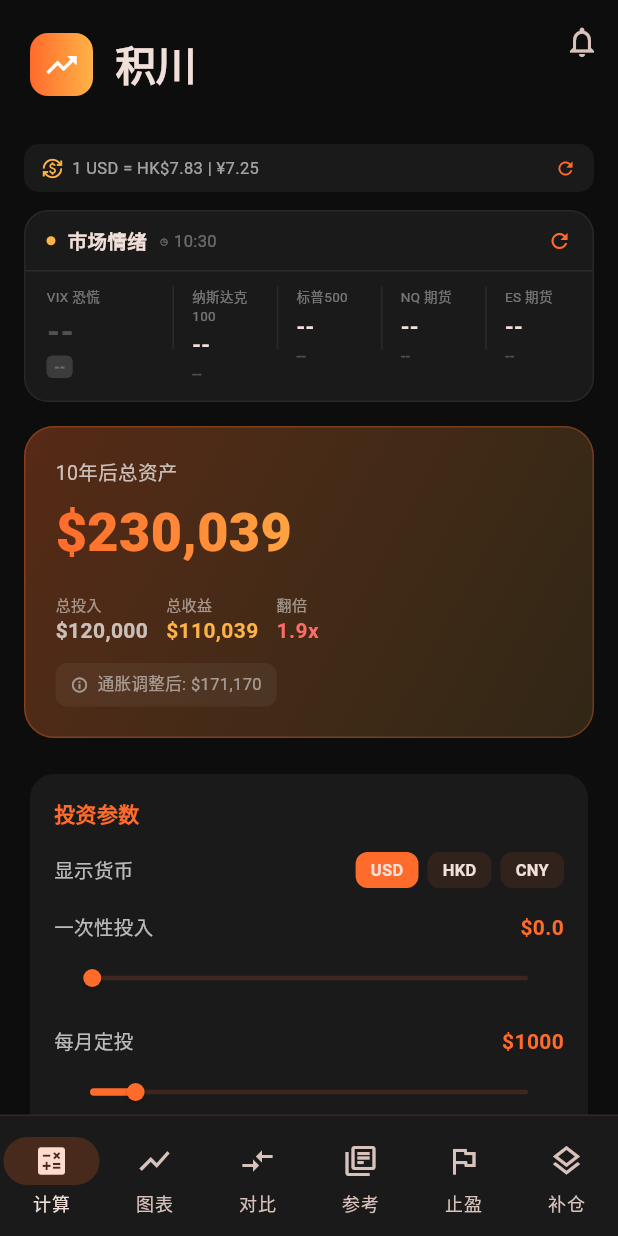
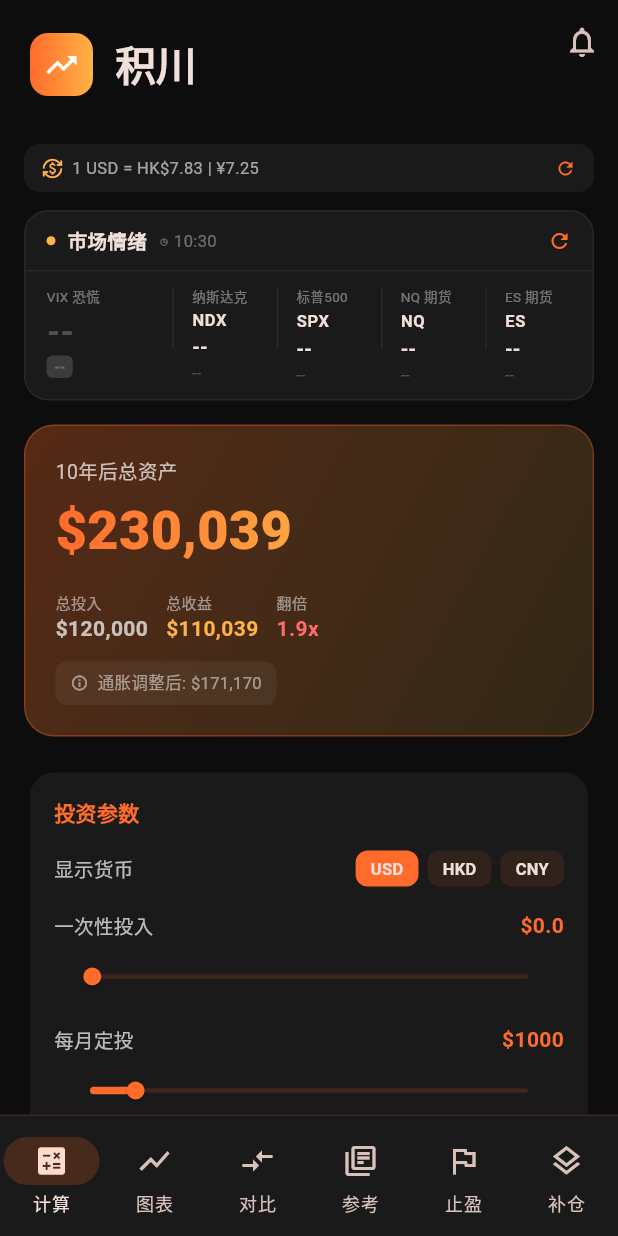
Before and after one commit to MournfulOx/PulseVest, a Flutter app: the screen it shows after launch, on a phone screen of 412 x 824 dp. Run offline on Flutter 3.47's test engine with Material 3 defaults, Android fonts, the phone set to English and light mode, and no system bars; our stand-ins replace fl_chart, flutter_local_notifications, shared_preferences, timezone; network calls fail.

Commit message:
fix: redesign market bar tiles with ticker-code style (NDX/SPX/NQ/ES)
Replace wrapping Chinese label with ticker code as primary text and
short name as subtitle — consistent layout, no line-wrapping possible

```diff
--- a/lib/widgets/market_sentiment_card.dart
+++ b/lib/widgets/market_sentiment_card.dart
@@ -180,13 +180,26 @@ class _FuturesTile extends StatelessWidget {
     final changeColor =
         pct == null ? Colors.white24 : (isUp ? const Color(0xFF4CAF50) : Colors.redAccent);
 
+    final subtitle = label == 'NDX'
+        ? '纳斯达克'
+        : label == 'SPX'
+            ? '标普500'
+            : label == 'NQ'
+                ? 'NQ 期货'
+                : 'ES 期货';
+
     return Column(
       crossAxisAlignment: CrossAxisAlignment.start,
       children: [
-        Text(label == 'NDX' ? '纳斯达克100' : label == 'SPX' ? '标普500' : '$label 期货',
+        Text(subtitle,
             style: TextStyle(
                 fontSize: 9, color: Colors.white.withOpacity(0.4))),
-        const SizedBox(height: 2),
+        const SizedBox(height: 1),
+        Text(
+          label,
+          style: const TextStyle(fontSize: 11, fontWeight: FontWeight.w700, letterSpacing: 0.5),
+        ),
+        const SizedBox(height: 1),
         FittedBox(
           fit: BoxFit.scaleDown,
           alignment: Alignment.centerLeft,
@@ -194,16 +207,15 @@ class _FuturesTile extends StatelessWidget {
             quote != null
                 ? NumberFormat('#,##0').format(quote!.price.round())
                 : '--',
-            style: const TextStyle(fontSize: 15, fontWeight: FontWeight.w700),
+            style: const TextStyle(fontSize: 13, fontWeight: FontWeight.w600),
             maxLines: 1,
           ),
         ),
-        const SizedBox(height: 1),
         Text(
           pct != null
               ? '${isUp ? '+' : ''}${pct.toStringAsFixed(2)}%'
               : '--',
-          style: TextStyle(fontSize: 11, color: changeColor),
+          style: TextStyle(fontSize: 10, color: changeColor),
         ),
       ],
     );
```
